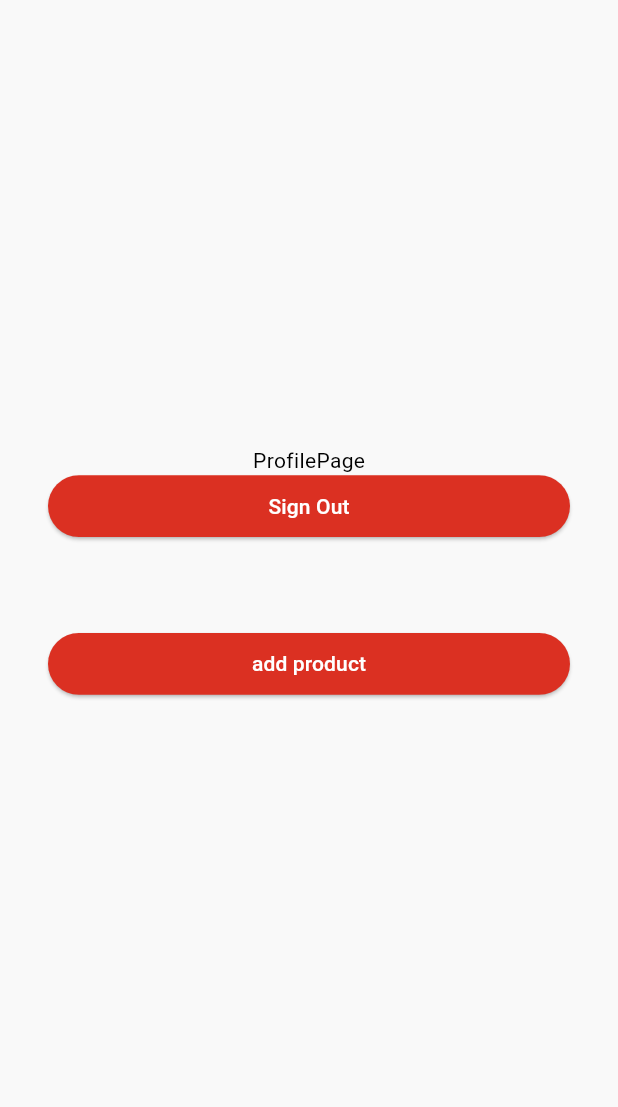
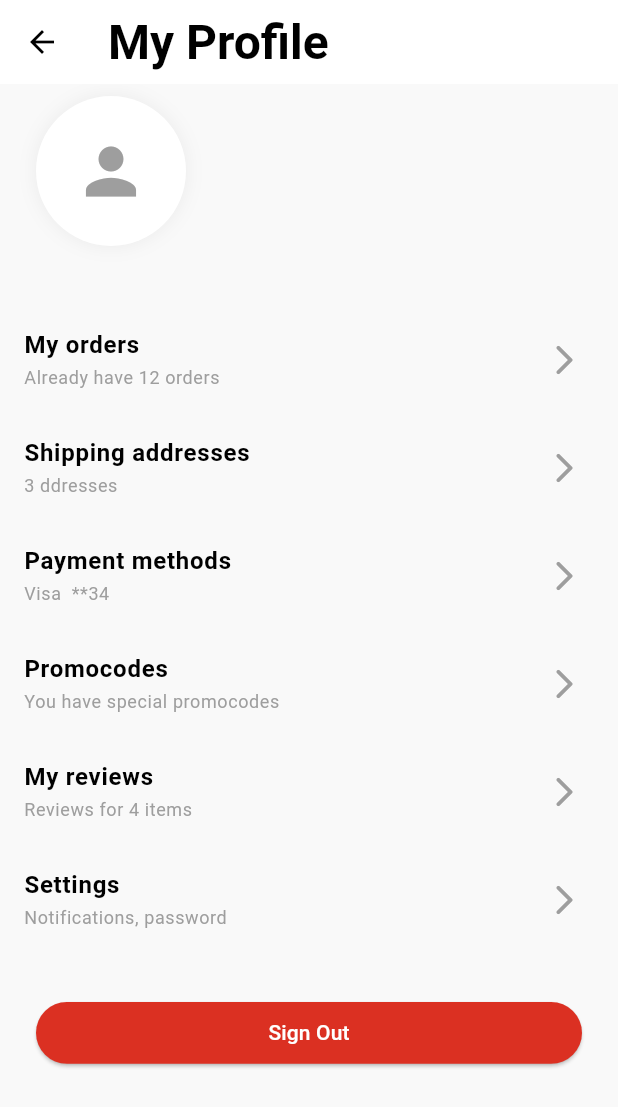
Before and after one commit to Salah-Essam/E-Commerce-App, a Flutter app: the ProfilePage screen opened directly, on a phone screen of 412 x 824 dp. Shown: the top 1107 px of the screen. Run offline on Flutter 3.47's test engine with Material 3 defaults, Android fonts, the phone set to English and light mode, and no system bars; our stand-ins replace cached_network_image, cloud_firestore, dropdown_button2, firebase_auth, firebase_core, flutter_rating_bar and 1 more; accounts and stored records are empty; network calls fail.

Commit message:
finish Profile Page UI

```diff
--- a/lib/models/userData.dart
+++ b/lib/models/userData.dart
@@ -5,8 +5,8 @@ class UserData {
 
   UserData({required this.id, required this.name, required this.email});
 
-  factory UserData.fromMap(Map<String, dynamic> map, String documentId) {
-    return UserData(id: documentId, name: map["name"], email: map["email"]);
+  factory UserData.fromMap(Map<String, dynamic> map) {
+    return UserData(id: map["id"], name: map["name"], email: map["email"]);
   }
 
   Map<String, dynamic> toMap() {
--- a/lib/utilities/ApiPaths.dart
+++ b/lib/utilities/ApiPaths.dart
@@ -3,6 +3,7 @@ import 'package:firebase_auth/firebase_auth.dart';
 class Apipaths {
   static String products() => "products/";
   static String users(String uid) => "users/$uid";
+  static String userData() => "users/${FirebaseAuth.instance.currentUser!.uid}";
   static String setfavoriteProducts(String productId) =>
       "users/${FirebaseAuth.instance.currentUser!.uid}/favorites/$productId";
   static String favoriteProducts() =>
--- a/lib/views/pages/ProfilePage.dart
+++ b/lib/views/pages/ProfilePage.dart
@@ -1,10 +1,6 @@
-// ignore_for_file: public_member_api_docs, sort_constructors_first
-import 'package:e_commerce/controllers/ProductProvider.dart';
-import 'package:e_commerce/models/product.dart';
+import 'package:e_commerce/models/userData.dart';
 import 'package:flutter/material.dart';
-import 'package:flutter/services.dart';
 import 'package:provider/provider.dart';
-
 import 'package:e_commerce/controllers/database_controller.dart';
 import 'package:e_commerce/services/auth.dart';
 import 'package:e_commerce/views/widgets/main_Button.dart';
@@ -15,252 +11,209 @@ class ProfilePage extends StatelessWidget {
   @override
   Widget build(BuildContext context) {
     final database = Provider.of<Database>(context);
-    return Consumer<AuthBase>(
+    return Scaffold(
+      appBar: AppBar(
+        title: Text(
+          "My Profile",
+          style: Theme.of(
+            context,
+          ).textTheme.headlineLarge!.copyWith(fontWeight: FontWeight.bold),
+        ),
+      ),
+      body: SingleChildScrollView(
+        child: Consumer<AuthBase>(
           builder: (_, auth, __) {
+            return FutureBuilder<UserData?>(
+              future: database.getUserData(),
+              builder: (context, snapshot) {
+                if (snapshot.connectionState == ConnectionState.waiting) {
+                  return Center(child: CircularProgressIndicator());
+                }
+
+                final userData = snapshot.data;
+
                 return Column(
-          mainAxisAlignment: MainAxisAlignment.center,
                   children: [
-            Text("ProfilePage"),
                     Padding(
-              padding: const EdgeInsets.symmetric(horizontal: 32),
-              child: Column(
+                      padding: const EdgeInsets.symmetric(
+                        horizontal: 24,
+                        vertical: 8,
+                      ),
+                      child: Row(
+                        mainAxisAlignment: MainAxisAlignment.start,
                         children: [
-                  MainButton(
+                          DecoratedBox(
+                            decoration: BoxDecoration(
+                              color: Colors.white,
+                              shape: BoxShape.circle,
+                              boxShadow: [
+                                BoxShadow(
+                                  color: const Color.fromARGB(15, 0, 0, 0),
+                                  blurRadius: 10,
+                                ),
+                              ],
+                            ),
+                            child: SizedBox(
+                              width: 100,
+                              height: 100,
+                              child: Icon(
+                                Icons.person,
+                                color: Colors.grey,
+                                size: 50,
+                              ),
+                            ),
+                          ),
+                          const SizedBox(width: 16),
+                          Column(
+                            crossAxisAlignment: CrossAxisAlignment.start,
+                            children: [
+                              Text(
+                                userData!.name,
+                                style:
+                                    Theme.of(context).textTheme.headlineMedium,
+                              ),
+                              Text(
+                                userData.email,
+                                style: Theme.of(context).textTheme.bodyMedium,
+                              ),
+                            ],
+                          ),
+                        ],
+                      ),
+                    ),
+                    const SizedBox(height: 32),
+                    ListTile(
+                      onTap: () {},
+                      title: Text(
+                        "My orders",
+                        style: Theme.of(context).textTheme.bodyLarge!.copyWith(
+                          fontWeight: FontWeight.bold,
+                        ),
+                      ),
+                      subtitle: Text(
+                        "Already have 12 orders",
+                        style: Theme.of(
+                          context,
+                        ).textTheme.bodySmall!.copyWith(color: Colors.grey),
+                      ),
+                      trailing: Icon(
+                        Icons.arrow_forward_ios_rounded,
+                        color: Colors.grey,
+                      ),
+                    ),
+                    ListTile(
+                      onTap: () {},
+                      title: Text(
+                        "Shipping addresses",
+                        style: Theme.of(context).textTheme.bodyLarge!.copyWith(
+                          fontWeight: FontWeight.bold,
+                        ),
+                      ),
+                      subtitle: Text(
+                        "3 ddresses",
+                        style: Theme.of(
+                          context,
+                        ).textTheme.bodySmall!.copyWith(color: Colors.grey),
+                      ),
+                      trailing: Icon(
+                        Icons.arrow_forward_ios_rounded,
+                        color: Colors.grey,
+                      ),
+                    ),
+                    ListTile(
+                      onTap: () {},
+                      title: Text(
+                        "Payment methods",
+                        style: Theme.of(context).textTheme.bodyLarge!.copyWith(
+                          fontWeight: FontWeight.bold,
+                        ),
+                      ),
+                      subtitle: Text(
+                        "Visa  **34",
+                        style: Theme.of(
+                          context,
+                        ).textTheme.bodySmall!.copyWith(color: Colors.grey),
+                      ),
+                      trailing: Icon(
+                        Icons.arrow_forward_ios_rounded,
+                        color: Colors.grey,
+                      ),
+                    ),
+                    ListTile(
+                      onTap: () {},
+                      title: Text(
+                        "Promocodes",
+                        style: Theme.of(context).textTheme.bodyLarge!.copyWith(
+                          fontWeight: FontWeight.bold,
+                        ),
+                      ),
+                      subtitle: Text(
+                        "You have special promocodes",
+                        style: Theme.of(
+                          context,
+                        ).textTheme.bodySmall!.copyWith(color: Colors.grey),
+                      ),
+                      trailing: Icon(
+                        Icons.arrow_forward_ios_rounded,
+                        color: Colors.grey,
+                      ),
+                    ),
+                    ListTile(
+                      onTap: () {},
+                      title: Text(
+                        "My reviews",
+                        style: Theme.of(context).textTheme.bodyLarge!.copyWith(
+                          fontWeight: FontWeight.bold,
+                        ),
+                      ),
+                      subtitle: Text(
+                        "Reviews for 4 items",
+                        style: Theme.of(
+                          context,
+                        ).textTheme.bodySmall!.copyWith(color: Colors.grey),
+                      ),
+                      trailing: Icon(
+                        Icons.arrow_forward_ios_rounded,
+                        color: Colors.grey,
+                      ),
+                    ),
+                    ListTile(
+                      onTap: () {},
+                      title: Text(
+                        "Settings",
+                        style: Theme.of(context).textTheme.bodyLarge!.copyWith(
+                          fontWeight: FontWeight.bold,
+                        ),
+                      ),
+                      subtitle: Text(
+                        "Notifications, password",
+                        style: Theme.of(
+                          context,
+                        ).textTheme.bodySmall!.copyWith(color: Colors.grey),
+                      ),
+                      trailing: Icon(
+                        Icons.arrow_forward_ios_rounded,
+                        color: Colors.grey,
+                      ),
+                    ),
+                    const SizedBox(height: 32),
+                    Padding(
+                      padding: const EdgeInsets.symmetric(horizontal: 24),
+                      child: MainButton(
                         onTap: () {
                           auth.signOut();
                         },
                         text: "Sign Out",
                       ),
-                  const SizedBox(height: 64),
-                  MainButton(
-                    onTap: () => _showAddProductDialog(context, database),
-                    text: "add product",
                     ),
-                  const SizedBox(height: 64),
-                ],
-              ),
-            ),
+                    const SizedBox(height: 32),
                   ],
                 );
               },
             );
-  }
-
-  //TODO : دي المفروض انها تكون خاصية للموظفين فقط
-  void _showAddProductDialog(BuildContext context, Database database) {
-    final formKey = GlobalKey<FormState>();
-    showDialog(
-      context: context,
-      builder:
-          (context) => ChangeNotifierProvider<ProductProvider>(
-            create: (context) => ProductProvider(),
-            child: Consumer<ProductProvider>(
-              builder:
-                  (context, productProvider, _) => AlertDialog(
-                    title: Text('Add New Product'),
-                    content: ConstrainedBox(
-                      constraints: BoxConstraints(maxWidth: 400),
-                      child: Form(
-                        key: formKey,
-                        child: SingleChildScrollView(
-                          child: Column(
-                            mainAxisSize: MainAxisSize.min,
-                            children: [
-                              TextField_addProduct<String>(
-                                label: "title",
-                                update: productProvider.updateTitle,
-                              ),
-                              const SizedBox(height: 8),
-                              TextField_addProduct<int>(
-                                label: "price",
-                                update: productProvider.updatePrice,
-                                Type: TextInputType.number,
-                                format: [
-                                  FilteringTextInputFormatter.digitsOnly,
-                                ],
-                                customValidator: (value) {
-                                  if (value != null && value.isNotEmpty) {
-                                    final price = int.tryParse(value);
-                                    if (price == null || price <= 0) {
-                                      return 'Please enter a valid price';
-                                    }
-                                  }
-                                  return null;
           },
-                              ),
-                              const SizedBox(height: 8),
-                              TextField_addProduct<String>(
-                                label: "category",
-                                update: productProvider.updateCategory,
-                              ),
-                              const SizedBox(height: 8),
-                              TextField_addProduct<String>(
-                                label: "imageUrl",
-                                update: productProvider.updateImageUrl,
-                                customValidator: (value) {
-                                  if (value != null && value.isNotEmpty) {
-                                    if (!Uri.tryParse(value)!.hasAbsolutePath) {
-                                      return 'Please enter a valid URL';
-                                    }
-                                  }
-                                  return null;
-                                },
-                              ),
-                              const SizedBox(height: 8),
-                              TextField_addProduct<int>(
-                                label: "discount (optional)",
-                                update: productProvider.updateDiscount,
-                                isRequired: false,
-                                Type: TextInputType.number,
-                                format: [
-                                  FilteringTextInputFormatter.digitsOnly,
-                                ],
-                                customValidator: (value) {
-                                  if (value != null && value.isNotEmpty) {
-                                    final discount = int.tryParse(value);
-                                    if (discount == null ||
-                                        discount < 0 ||
-                                        discount > 100) {
-                                      return 'Discount must be between 0 and 100';
-                                    }
-                                  }
-                                  return null;
-                                },
-                              ),
-                              const SizedBox(height: 8),
-                              TextField_addProduct<int>(
-                                label: 'Rate (optional)',
-                                update: productProvider.updateRate,
-                                isRequired: false,
-                                Type: TextInputType.number,
-                                format: [
-                                  FilteringTextInputFormatter.digitsOnly,
-                                ],
-                                customValidator: (value) {
-                                  if (value != null && value.isNotEmpty) {
-                                    final rate = int.tryParse(value);
-                                    if (rate == null || rate < 0 || rate > 5) {
-                                      return 'Rate must be between 0 and 5';
-                                    }
-                                  }
-                                  return null;
-                                },
-                              ),
-                              const SizedBox(height: 8),
-                              Row(
-                                children: [
-                                  Checkbox(
-                                    value: productProvider.isNew,
-                                    onChanged: (value) {
-                                      productProvider.toggleIsNew(
-                                        value ?? false,
-                                      );
-                                    },
-                                  ),
-                                  Text('New Product'),
-                                ],
-                              ),
-                            ],
-                          ),
-                        ),
-                      ),
-                    ),
-                    actions: [
-                      TextButton(
-                        onPressed: () => Navigator.of(context).pop(),
-                        child: Text('Cancel'),
-                      ),
-                      TextButton(
-                        onPressed: () async {
-                          if (formKey.currentState!.validate()) {
-                            try {
-                              final productId = DateTime.now().toString();
-
-                              database.setProduct(
-                                Product(
-                                  id: productId,
-                                  title: productProvider.title!,
-                                  price: productProvider.price!,
-                                  category: productProvider.category!,
-                                  imageUrl: productProvider.imageUrl!,
-                                  discountValue: productProvider.discount,
-                                  rate: productProvider.rate,
-                                  isNew: productProvider.isNew!,
-                                ),
-                              );
-                              Navigator.of(context).pop();
-                            } catch (e) {
-                              ScaffoldMessenger.of(context).showSnackBar(
-                                SnackBar(
-                                  content: Text('Error adding product: $e'),
-                                ),
-                              );
-                            }
-                          }
-                        },
-                        child: Text('Add'),
-                      ),
-                    ],
-                  ),
         ),
       ),
     );
   }
 }
-
-class TextField_addProduct<T> extends StatelessWidget {
-  final void Function(T)? update;
-  final String label;
-  final TextInputType? Type;
-  final List<TextInputFormatter>? format;
-  final bool isRequired;
-  final String? Function(String?)? customValidator;
-
-  const TextField_addProduct({
-    super.key,
-    required this.update,
-    required this.label,
-    this.Type,
-    this.format,
-    this.isRequired = true,
-    this.customValidator,
-  });
-
-  @override
-  Widget build(BuildContext context) {
-    return TextFormField(
-      onChanged: (value) {
-        if (update != null) {
-          if (T == int) {
-            final intValue = int.tryParse(value);
-            if (intValue != null) {
-              update!(intValue as T);
-            }
-          } else {
-            update!(value as T);
-          }
-        }
-      },
-      keyboardType: Type,
-      inputFormatters: format,
-      decoration: InputDecoration(
-        labelText: label,
-        border: OutlineInputBorder(),
-      ),
-      validator: (value) {
-        if (isRequired && (value == null || value.isEmpty)) {
-          return 'This field is required';
-        }
-        if (customValidator != null) {
-          return customValidator!(value);
-        }
-        if (T == int && value != null && value.isNotEmpty) {
-          if (int.tryParse(value) == null) {
-            return 'Please enter a valid number';
-          }
-        }
-        return null;
-      },
-    );
-  }
-}
```
Also changed, not shown: lib/controllers/database_controller.dart (+11 -0 lines), lib/views/pages/BottomNavbar.dart (+11 -11 lines), lib/views/widgets/addProduct.dart (added, +215 -0 lines). Lines whose indentation alone changed are shown as unchanged.
